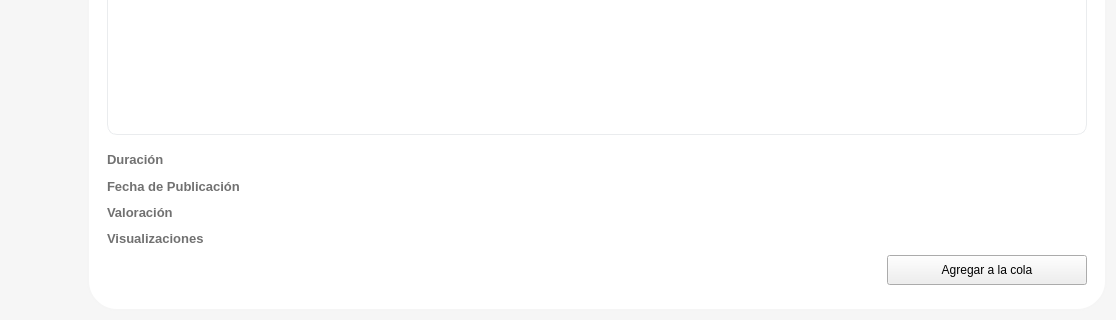
caicesardev/PyDownload, file app/gui/MainWindow.ui: the form before one commit; both pictures show x 0 to 1116 and y 458 to 778 of the 1116 by 778 pixel window.
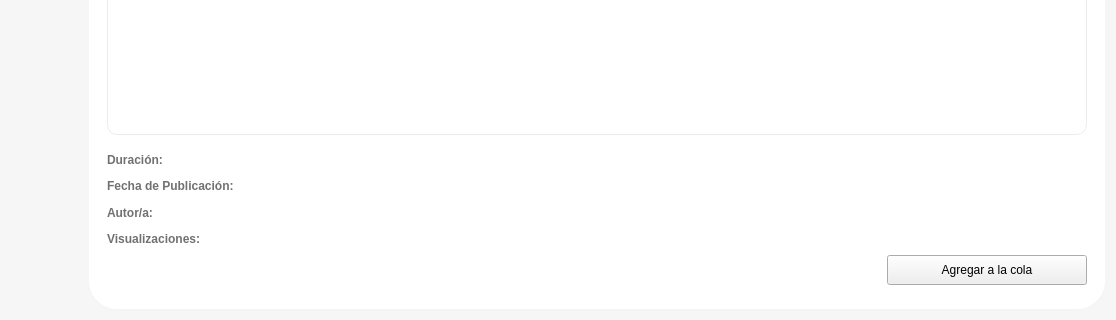
The form after the commit. Icons and pictures are not drawn.

```diff
--- a/app/gui/MainWindow.ui
+++ b/app/gui/MainWindow.ui
@@ -492,9 +492,6 @@
           <item row="0" column="1">
            <widget class="QFrame" name="details_frame">
             <layout class="QVBoxLayout" name="verticalLayout_6">
-             <property name="spacing">
-              <number>0</number>
-             </property>
              <property name="leftMargin">
               <number>0</number>
              </property>
@@ -568,7 +565,7 @@
               <number>0</number>
              </property>
              <property name="rightMargin">
-              <number>0</number>
+              <number>5</number>
              </property>
              <property name="bottomMargin">
               <number>0</number>
@@ -579,7 +576,7 @@
                 <font/>
                </property>
                <property name="text">
-                <string>&lt;html&gt;&lt;head/&gt;&lt;body&gt;&lt;p&gt;&lt;span style=&quot; font-size:10pt; font-weight:700; color:#717171;&quot;&gt;Duración&lt;/span&gt;&lt;/p&gt;&lt;/body&gt;&lt;/html&gt;</string>
+                <string>&lt;html&gt;&lt;head/&gt;&lt;body&gt;&lt;p&gt;&lt;span style=&quot; font-weight:700; color:#717171;&quot;&gt;Duración:&lt;/span&gt;&lt;/p&gt;&lt;/body&gt;&lt;/html&gt;</string>
                </property>
               </widget>
              </item>
@@ -589,7 +586,7 @@
                 <font/>
                </property>
                <property name="text">
-                <string>&lt;html&gt;&lt;head/&gt;&lt;body&gt;&lt;p&gt;&lt;span style=&quot; font-size:10pt; font-weight:700; color:#717171;&quot;&gt;Fecha de Publicación&lt;/span&gt;&lt;/p&gt;&lt;/body&gt;&lt;/html&gt;</string>
+                <string>&lt;html&gt;&lt;head/&gt;&lt;body&gt;&lt;p&gt;&lt;span style=&quot; font-weight:700; color:#717171;&quot;&gt;Fecha de Publicación:&lt;/span&gt;&lt;/p&gt;&lt;/body&gt;&lt;/html&gt;</string>
                </property>
               </widget>
              </item>
@@ -599,7 +596,7 @@
                 <font/>
                </property>
                <property name="text">
-                <string>&lt;html&gt;&lt;head/&gt;&lt;body&gt;&lt;p&gt;&lt;span style=&quot; font-size:10pt; font-weight:700; color:#717171;&quot;&gt;Valoración&lt;/span&gt;&lt;/p&gt;&lt;/body&gt;&lt;/html&gt;</string>
+                <string>&lt;html&gt;&lt;head/&gt;&lt;body&gt;&lt;p&gt;&lt;span style=&quot; font-weight:696; color:#717171;&quot;&gt;Autor/a:&lt;/span&gt;&lt;/p&gt;&lt;/body&gt;&lt;/html&gt;</string>
                </property>
               </widget>
              </item>
@@ -609,7 +606,7 @@
                 <font/>
                </property>
                <property name="text">
-                <string>&lt;html&gt;&lt;head/&gt;&lt;body&gt;&lt;p&gt;&lt;span style=&quot; font-size:10pt; font-weight:700; color:#717171;&quot;&gt;Visualizaciones&lt;/span&gt;&lt;/p&gt;&lt;/body&gt;&lt;/html&gt;</string>
+                <string>&lt;html&gt;&lt;head/&gt;&lt;body&gt;&lt;p&gt;&lt;span style=&quot; font-weight:700; color:#717171;&quot;&gt;Visualizaciones:&lt;/span&gt;&lt;/p&gt;&lt;/body&gt;&lt;/html&gt;</string>
                </property>
               </widget>
              </item>
```
Left out of the diff: 4 changed lines with no effect on the pictures.
